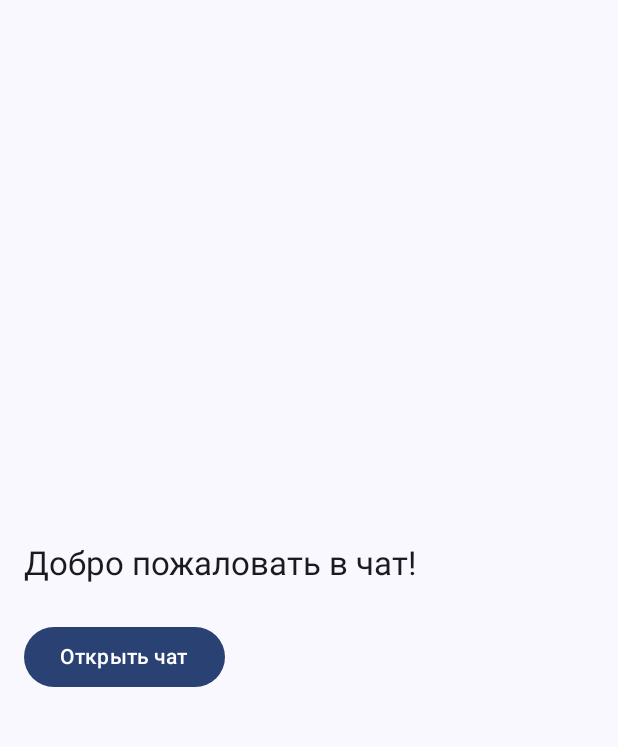
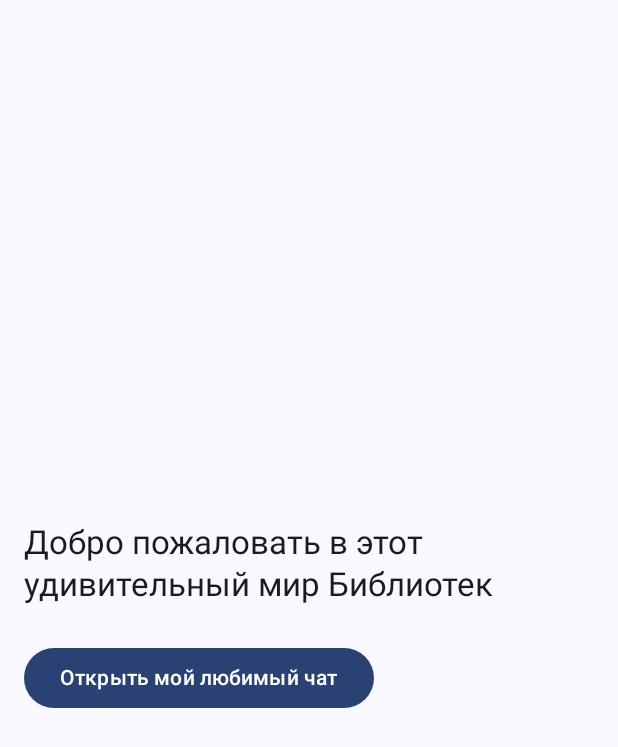
Before and after one commit to Alishkoo/Android_Advanced, an Android app built with Jetpack Compose: the screen it shows after launch (MainActivity), on a phone screen of 412 x 824 dp. Shown: the top 747 px of the screen. Run offline under Robolectric (Android 15) with nearby library versions, the phone set to English and light mode, and no system bars.

Commit message:
fixed lab2

```diff
--- a/ChatProject/app/src/main/java/com/example/chatproject/MainActivity.kt
+++ b/ChatProject/app/src/main/java/com/example/chatproject/MainActivity.kt
@@ -36,14 +36,14 @@ fun ChatScreen(modifier: Modifier = Modifier) {
             .padding(16.dp),
         verticalArrangement = Arrangement.Center
     ) {
-        Text(text = "Добро пожаловать в чат!", style = MaterialTheme.typography.titleLarge)
+        Text(text = "Добро пожаловать в этот удивительный мир Библиотек", style = MaterialTheme.typography.titleLarge)
 
         Spacer(modifier = Modifier.height(24.dp))
 
         Button(onClick = {
             ChatLauncher.start(context)
         }) {
-            Text(text = "Открыть чат")
+            Text(text = "Открыть мой любимый чат")
         }
     }
 }
--- a/ChatProject/app/src/main/res/values/colors.xml
+++ b/ChatProject/app/src/main/res/values/colors.xml
@@ -7,4 +7,5 @@
     <color name="teal_700">#FF018786</color>
     <color name="black">#FF000000</color>
     <color name="white">#FFFFFFFF</color>
+    <color name="background_color">#F5F5F5</color>
 </resources>
--- a/ChatProject/chatlibrary/src/main/java/com/example/chatlibrary/ui/ChatActivity.kt
+++ b/ChatProject/chatlibrary/src/main/java/com/example/chatlibrary/ui/ChatActivity.kt
@@ -62,7 +62,7 @@ class ChatActivity : AppCompatActivity() {
                 Log.d("WebSocket", "Received: $text")
                 runOnUiThread {
                     val displayMessage = if (text == "203 = 0xcb") {
-                        "⚠️ Получено системное сообщение!"
+                        " Получено системное сообщение!"
                     } else {
                         text
                     }
@@ -75,9 +75,9 @@ class ChatActivity : AppCompatActivity() {
                 Log.d("WebSocket", "Binary received: $hexString")
                 runOnUiThread {
                     val displayMessage = if (hexString == "cb") {
-                        "⚠️ Получено бинарное сообщение 0xcb"
+                        " Получено бинарное сообщение 0xcb"
                     } else {
-                        "📦 Получен бинарный пакет: $hexString"
+                        " Получен бинарный пакет: $hexString"
                     }
                     adapter.addMessage(ChatMessage(displayMessage, isSentByUser = false))
                 }
```
Also changed, not shown: ChatProject/app/src/main/res/drawable/button_background.xml (added, +9 -0 lines).
